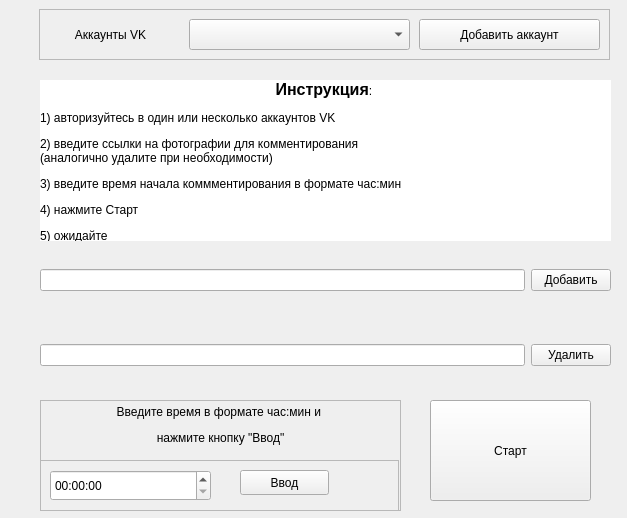
Old version of the form main_standalone_window.ui in the repository de-brasi/auto-comment-for-vk.
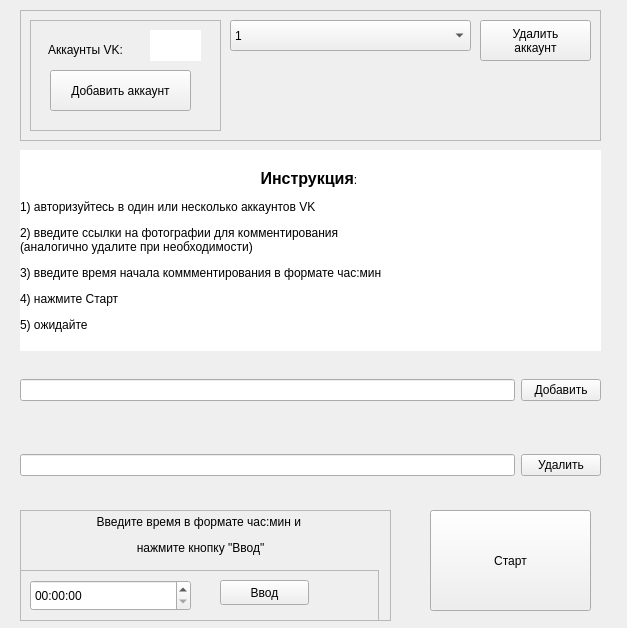
New version of the form.

Commit message: add accounts management field

```diff
--- a/main_standalone_window.ui
+++ b/main_standalone_window.ui
@@ -7,19 +7,19 @@
     <x>0</x>
     <y>0</y>
     <width>627</width>
-    <height>518</height>
+    <height>628</height>
    </rect>
   </property>
   <property name="minimumSize">
    <size>
     <width>627</width>
-    <height>518</height>
+    <height>628</height>
    </size>
   </property>
   <property name="maximumSize">
    <size>
     <width>627</width>
-    <height>518</height>
+    <height>628</height>
    </size>
   </property>
   <property name="windowTitle">
@@ -38,10 +38,10 @@
    <widget class="QLabel" name="MainTextAboutUsage">
     <property name="geometry">
      <rect>
-      <x>40</x>
-      <y>80</y>
-      <width>571</width>
-      <height>161</height>
+      <x>20</x>
+      <y>150</y>
+      <width>581</width>
+      <height>201</height>
      </rect>
     </property>
     <property name="mouseTracking">
@@ -57,9 +57,9 @@
    <widget class="QWidget" name="horizontalLayoutWidget">
     <property name="geometry">
      <rect>
-      <x>40</x>
-      <y>250</y>
-      <width>571</width>
+      <x>20</x>
+      <y>360</y>
+      <width>581</width>
       <height>61</height>
      </rect>
     </property>
@@ -79,9 +79,9 @@
    <widget class="QWidget" name="horizontalLayoutWidget_2">
     <property name="geometry">
      <rect>
-      <x>40</x>
-      <y>320</y>
-      <width>571</width>
+      <x>20</x>
+      <y>430</y>
+      <width>581</width>
       <height>71</height>
      </rect>
     </property>
@@ -101,9 +101,9 @@
    <widget class="QWidget" name="verticalLayoutWidget">
     <property name="geometry">
      <rect>
-      <x>40</x>
-      <y>400</y>
-      <width>361</width>
+      <x>20</x>
+      <y>510</y>
+      <width>371</width>
       <height>111</height>
      </rect>
     </property>
@@ -144,6 +144,9 @@
         <property name="frameShadow">
          <enum>QFrame::Raised</enum>
         </property>
+        <property name="lineWidth">
+         <number>1</number>
+        </property>
         <widget class="QTimeEdit" name="time_entry">
          <property name="geometry">
           <rect>
@@ -179,7 +182,7 @@
     <property name="geometry">
      <rect>
       <x>430</x>
-      <y>400</y>
+      <y>510</y>
       <width>161</width>
       <height>101</height>
      </rect>
@@ -188,13 +191,13 @@
      <string>Старт</string>
     </property>
    </widget>
-   <widget class="QFrame" name="frame">
+   <widget class="QFrame" name="AccountsManagmentGroup">
     <property name="geometry">
      <rect>
-      <x>39</x>
-      <y>9</y>
-      <width>571</width>
-      <height>51</height>
+      <x>20</x>
+      <y>10</y>
+      <width>581</width>
+      <height>131</height>
      </rect>
     </property>
     <property name="frameShape">
@@ -203,40 +206,101 @@
     <property name="frameShadow">
      <enum>QFrame::Raised</enum>
     </property>
-    <widget class="QComboBox" name="comboBox">
+    <widget class="QComboBox" name="accounts_list_display">
      <property name="geometry">
       <rect>
-       <x>150</x>
+       <x>210</x>
        <y>10</y>
-       <width>221</width>
+       <width>241</width>
        <height>31</height>
       </rect>
      </property>
+     <item>
+      <property name="text">
+       <string>1</string>
+      </property>
+     </item>
+     <item>
+      <property name="text">
+       <string>2</string>
+      </property>
+     </item>
+     <item>
+      <property name="text">
+       <string>3</string>
+      </property>
+     </item>
     </widget>
-    <widget class="QPushButton" name="pushButton">
+    <widget class="QFrame" name="frame">
      <property name="geometry">
       <rect>
-       <x>380</x>
+       <x>10</x>
        <y>10</y>
-       <width>181</width>
-       <height>31</height>
+       <width>191</width>
+       <height>111</height>
       </rect>
      </property>
-     <property name="text">
-      <string>Добавить аккаунт</string>
+     <property name="frameShape">
+      <enum>QFrame::StyledPanel</enum>
      </property>
+     <property name="frameShadow">
+      <enum>QFrame::Raised</enum>
+     </property>
+     <widget class="QPushButton" name="add_account_button">
+      <property name="geometry">
+       <rect>
+        <x>20</x>
+        <y>50</y>
+        <width>141</width>
+        <height>41</height>
+       </rect>
+      </property>
+      <property name="text">
+       <string>Добавить аккаунт</string>
+      </property>
+     </widget>
+     <widget class="QLabel" name="accounts_frame_description">
+      <property name="geometry">
+       <rect>
+        <x>0</x>
+        <y>10</y>
+        <width>111</width>
+        <height>41</height>
+       </rect>
+      </property>
+      <property name="text">
+       <string>&lt;html&gt;&lt;head/&gt;&lt;body&gt;&lt;p align=&quot;center&quot;&gt;Аккаунты VK:&lt;/p&gt;&lt;/body&gt;&lt;/html&gt;</string>
+      </property>
+     </widget>
+     <widget class="QLabel" name="accounts_counter">
+      <property name="geometry">
+       <rect>
+        <x>120</x>
+        <y>10</y>
+        <width>51</width>
+        <height>31</height>
+       </rect>
+      </property>
+      <property name="styleSheet">
+       <string notr="true">background-color: rgb(255, 255, 255)</string>
+      </property>
+      <property name="text">
+       <string/>
+      </property>
+     </widget>
     </widget>
-    <widget class="QLabel" name="label">
+    <widget class="QPushButton" name="delete_account_button">
      <property name="geometry">
       <rect>
-       <x>6</x>
-       <y>16</y>
-       <width>131</width>
-       <height>21</height>
+       <x>460</x>
+       <y>10</y>
+       <width>111</width>
+       <height>41</height>
       </rect>
      </property>
      <property name="text">
-      <string>&lt;html&gt;&lt;head/&gt;&lt;body&gt;&lt;p align=&quot;center&quot;&gt;Аккаунты VK&lt;/p&gt;&lt;/body&gt;&lt;/html&gt;</string>
+      <string>Удалить 
+аккаунт</string>
      </property>
     </widget>
    </widget>
```
Left out of the diff: 2 changed lines with no effect on the pictures. The commit also changes 1 other file.
